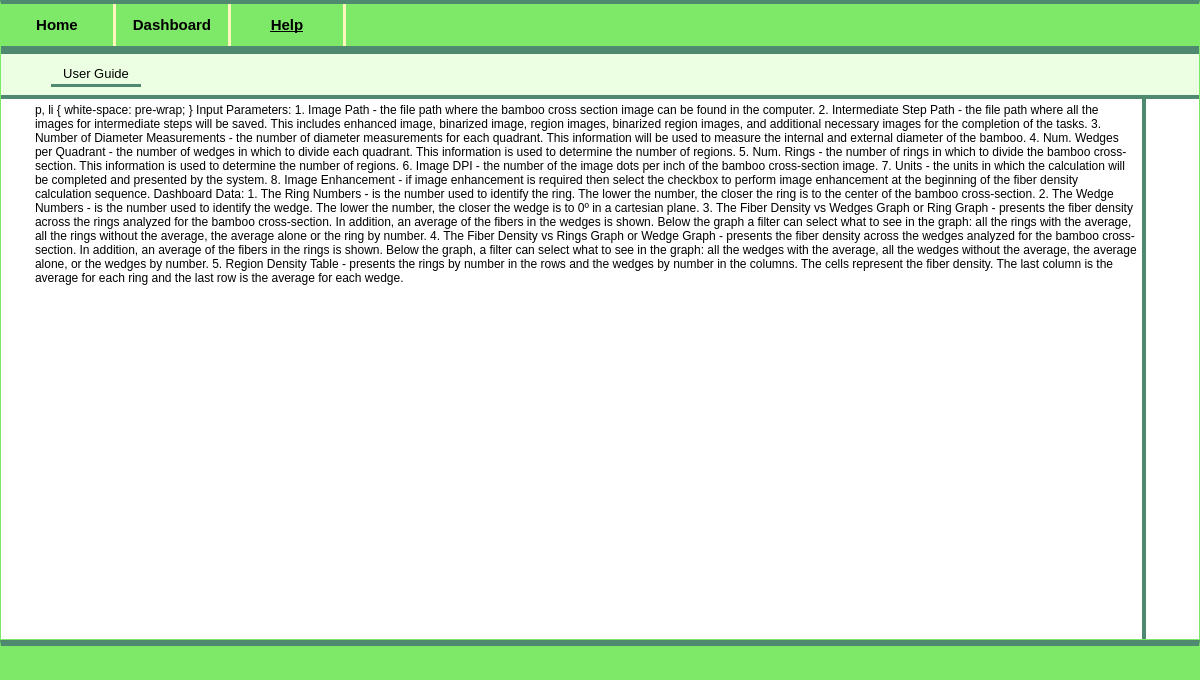
Above: Sprout.ui from JeanOC19/ICOM5047 before the change. Below: the same form after it.
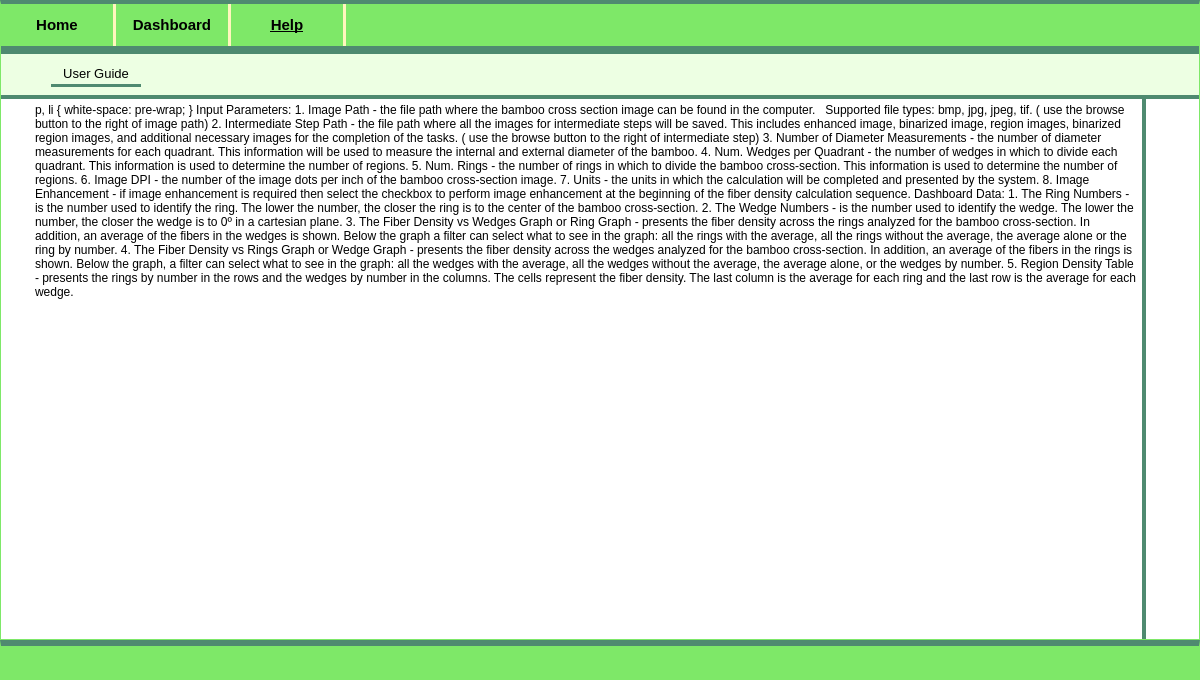
That is the form after the change. Icons and pictures are not drawn.

What changed in the file:
```diff
--- a/Sprout.ui
+++ b/Sprout.ui
@@ -2929,9 +2929,9 @@
 &lt;p align=&quot;justify&quot; style=&quot;-qt-paragraph-type:empty; margin-top:0px; margin-bottom:0px; margin-left:0px; margin-right:0px; -qt-block-indent:0; text-indent:0px; font-family:'MS Shell Dlg 2';&quot;&gt;&lt;br /&gt;&lt;/p&gt;
 &lt;p align=&quot;justify&quot; style=&quot; margin-top:0px; margin-bottom:0px; margin-left:0px; margin-right:0px; -qt-block-indent:0; text-indent:0px;&quot;&gt;&lt;span style=&quot; font-family:'MS Shell Dlg 2'; font-size:10pt; font-weight:600; text-decoration: underline;&quot;&gt;Input Parameters:&lt;/span&gt;&lt;/p&gt;
 &lt;p align=&quot;justify&quot; style=&quot;-qt-paragraph-type:empty; margin-top:0px; margin-bottom:0px; margin-left:0px; margin-right:0px; -qt-block-indent:0; text-indent:0px; font-family:'MS Shell Dlg 2'; font-size:10pt;&quot;&gt;&lt;br /&gt;&lt;/p&gt;
-&lt;p align=&quot;justify&quot; style=&quot; margin-top:0px; margin-bottom:0px; margin-left:0px; margin-right:0px; -qt-block-indent:0; text-indent:0px;&quot;&gt;&lt;span style=&quot; font-family:'MS Shell Dlg 2'; font-size:10pt; font-weight:600;&quot;&gt;1. Image Path&lt;/span&gt;&lt;span style=&quot; font-family:'MS Shell Dlg 2'; font-size:10pt;&quot;&gt; - the file path where the bamboo cross section image can be found in the computer.&lt;/span&gt;&lt;/p&gt;
+&lt;p align=&quot;justify&quot; style=&quot; margin-top:0px; margin-bottom:0px; margin-left:0px; margin-right:0px; -qt-block-indent:0; text-indent:0px;&quot;&gt;&lt;span style=&quot; font-family:'MS Shell Dlg 2'; font-size:10pt; font-weight:600;&quot;&gt;1. Image Path&lt;/span&gt;&lt;span style=&quot; font-family:'MS Shell Dlg 2'; font-size:10pt;&quot;&gt; - the file path where the bamboo cross section image can be found in the computer.&lt;/span&gt;&lt;a name=&quot;docs-internal-guid-4f5e4779-7fff-63c9-29d5-3ca13f8cbe13&quot;&gt;&lt;/a&gt;&lt;span style=&quot; font-family:'Arial'; font-size:11pt; color:#000000; background-color:transparent;&quot;&gt; &lt;/span&gt;&lt;span style=&quot; font-family:'Arial'; font-size:10pt; color:#000000; background-color:transparent;&quot;&gt;Supported file types: bmp, jpg, jpeg, tif.&lt;/span&gt;&lt;span style=&quot; font-family:'MS Shell Dlg 2'; font-size:10pt;&quot;&gt; &lt;/span&gt;&lt;a name=&quot;docs-internal-guid-7b260e50-7fff-7348-3105-598b80913b5e&quot;&gt;&lt;/a&gt;&lt;span style=&quot; font-family:'Arial'; font-size:10pt; color:#000000; background-color:transparent;&quot;&gt;(&lt;/span&gt;&lt;span style=&quot; font-family:'Arial'; font-size:10pt; color:#000000; background-color:transparent;&quot;&gt;use the browse button to the right of image path)&lt;/span&gt;&lt;/p&gt;
 &lt;p align=&quot;justify&quot; style=&quot;-qt-paragraph-type:empty; margin-top:0px; margin-bottom:0px; margin-left:0px; margin-right:0px; -qt-block-indent:0; text-indent:0px; font-family:'MS Shell Dlg 2'; font-size:10pt;&quot;&gt;&lt;br /&gt;&lt;/p&gt;
-&lt;p align=&quot;justify&quot; style=&quot; margin-top:0px; margin-bottom:0px; margin-left:0px; margin-right:0px; -qt-block-indent:0; text-indent:0px;&quot;&gt;&lt;span style=&quot; font-family:'MS Shell Dlg 2'; font-size:10pt; font-weight:600;&quot;&gt;2. Intermediate Step Path &lt;/span&gt;&lt;span style=&quot; font-family:'MS Shell Dlg 2'; font-size:10pt;&quot;&gt;- the file path where all the images for intermediate steps will be saved. This includes enhanced image, binarized image, region images, binarized region images, and additional necessary images for the completion of the tasks.&lt;/span&gt;&lt;/p&gt;
+&lt;p align=&quot;justify&quot; style=&quot; margin-top:0px; margin-bottom:0px; margin-left:0px; margin-right:0px; -qt-block-indent:0; text-indent:0px;&quot;&gt;&lt;span style=&quot; font-family:'MS Shell Dlg 2'; font-size:10pt; font-weight:600;&quot;&gt;2. Intermediate Step Path &lt;/span&gt;&lt;span style=&quot; font-family:'MS Shell Dlg 2'; font-size:10pt;&quot;&gt;- the file path where all the images for intermediate steps will be saved. This includes enhanced image, binarized image, region images, binarized region images, and additional necessary images for the completion of the tasks. &lt;/span&gt;&lt;a name=&quot;docs-internal-guid-291dc71f-7fff-18fb-358f-9f10416cfe08&quot;&gt;&lt;/a&gt;&lt;span style=&quot; font-family:'Arial'; font-size:10pt; color:#000000; background-color:transparent;&quot;&gt;(&lt;/span&gt;&lt;span style=&quot; font-family:'Arial'; font-size:10pt; color:#000000; background-color:transparent;&quot;&gt;use the browse button to the right of intermediate step)&lt;/span&gt;&lt;/p&gt;
 &lt;p align=&quot;justify&quot; style=&quot;-qt-paragraph-type:empty; margin-top:0px; margin-bottom:0px; margin-left:0px; margin-right:0px; -qt-block-indent:0; text-indent:0px; font-family:'MS Shell Dlg 2'; font-size:10pt;&quot;&gt;&lt;br /&gt;&lt;/p&gt;
 &lt;p align=&quot;justify&quot; style=&quot; margin-top:0px; margin-bottom:0px; margin-left:0px; margin-right:0px; -qt-block-indent:0; text-indent:0px;&quot;&gt;&lt;span style=&quot; font-family:'MS Shell Dlg 2'; font-size:10pt; font-weight:600;&quot;&gt;3. Number of Diameter Measurements &lt;/span&gt;&lt;span style=&quot; font-family:'MS Shell Dlg 2'; font-size:10pt;&quot;&gt;- the number of diameter measurements for each quadrant. This information will be used to measure the internal and external diameter of the bamboo.&lt;/span&gt;&lt;/p&gt;
 &lt;p align=&quot;justify&quot; style=&quot;-qt-paragraph-type:empty; margin-top:0px; margin-bottom:0px; margin-left:0px; margin-right:0px; -qt-block-indent:0; text-indent:0px; font-family:'MS Shell Dlg 2'; font-size:10pt;&quot;&gt;&lt;br /&gt;&lt;/p&gt;
```
